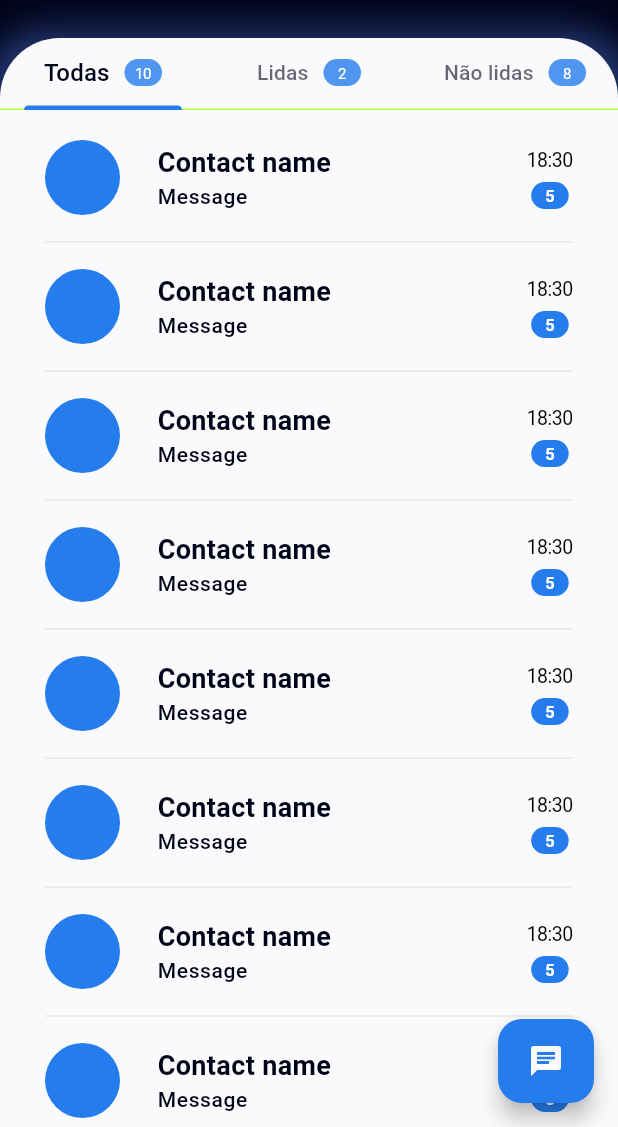
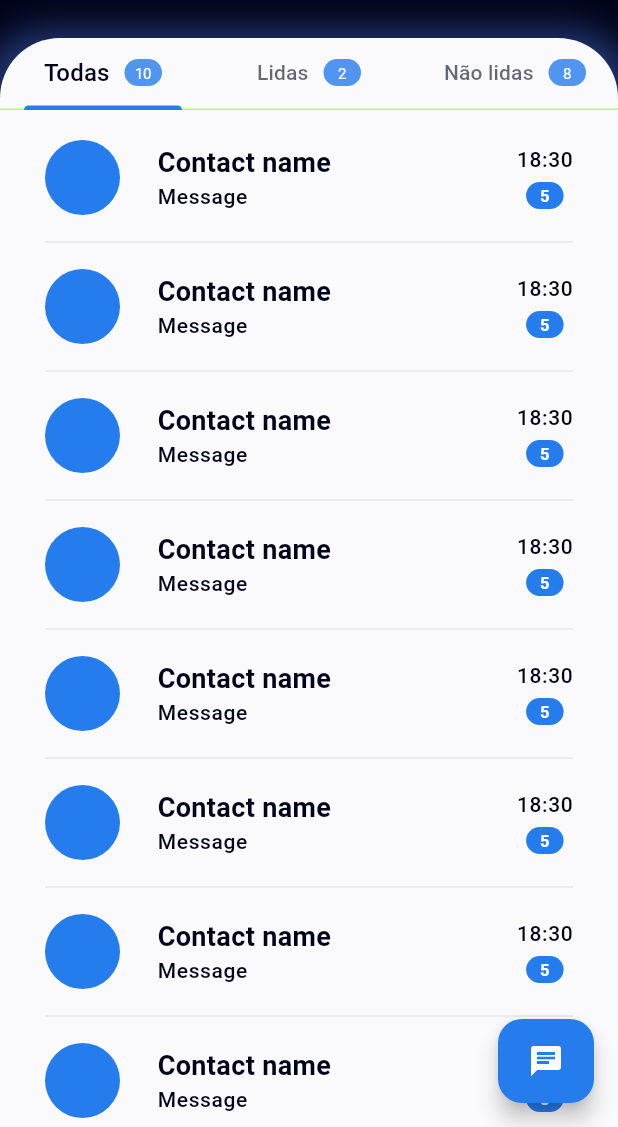
Before and after one commit to G-Luz/new_zap, a Flutter app: the HomePage screen opened by its route, on a phone screen of 412 x 824 dp, the part 109-1236 px from its top. Run offline on Flutter 3.47's test engine with Material 3 defaults, Android fonts, the phone set to English and light mode, and no system bars; our stand-ins replace cloud_firestore, dio, firebase_auth, firebase_core, firebase_storage, flutter_mobx and 6 more; missing offline and left inert: image_downloader; accounts and stored records are empty; generated files the repository leaves out were written again; project files that could hold a hidden picture were left out.

Commit message:
feat: finish theme

```diff
--- a/lib/modules/contacts/widgets/contact_item.dart
+++ b/lib/modules/contacts/widgets/contact_item.dart
@@ -3,7 +3,6 @@ import 'package:new_zap/constants/app_colors.dart';
 import 'package:new_zap/constants/app_images.dart';
 import 'package:new_zap/models/user/user.dart';
 import 'package:new_zap/modules/contacts/controller/contacts_controller.dart';
-import 'package:new_zap/widgets/app_text.dart';
 import 'package:new_zap/widgets/toast.dart';
 
 class ContactItem extends StatelessWidget {
--- a/lib/modules/home/controller/home_controller.dart
+++ b/lib/modules/home/controller/home_controller.dart
@@ -1,7 +1,6 @@
 import 'package:flutter_modular/flutter_modular.dart';
 import 'package:mobx/mobx.dart';
 import 'package:new_zap/repositories/current_user/current_user_controller.dart';
-import 'package:new_zap/repositories/theme/app_theme_controller.dart';
 
 part 'home_controller.g.dart';
 
--- a/lib/modules/home/home_page.dart
+++ b/lib/modules/home/home_page.dart
@@ -1,6 +1,5 @@
 import 'package:firebase_auth/firebase_auth.dart';
 import 'package:flutter/material.dart';
-import 'package:flutter_mobx/flutter_mobx.dart';
 import 'package:flutter_modular/flutter_modular.dart';
 import 'package:new_zap/constants/app_collection.dart';
 import 'package:new_zap/constants/app_colors.dart';
@@ -8,7 +7,6 @@ import 'package:new_zap/constants/routes.dart';
 import 'package:new_zap/modules/home/controller/home_controller.dart';
 import 'package:new_zap/modules/home/widgets/app_message_item.dart';
 import 'package:new_zap/modules/home/widgets/app_tab.dart';
-import 'package:new_zap/widgets/app_text.dart';
 
 class HomePage extends StatefulWidget {
   const HomePage({Key? key}) : super(key: key);
--- a/lib/modules/home/widgets/app_message_item.dart
+++ b/lib/modules/home/widgets/app_message_item.dart
@@ -1,5 +1,4 @@
 import 'package:flutter/material.dart';
-import 'package:new_zap/constants/app_colors.dart';
 import 'package:new_zap/widgets/app_text.dart';
 
 class AppMessageItem extends StatelessWidget {
@@ -48,10 +47,9 @@ class AppMessageItem extends StatelessWidget {
           Column(
             crossAxisAlignment: CrossAxisAlignment.center,
             children: [
-              AppText(
-                text: '18:30',
-                fontColor: Colors.black,
-                fontSize: 13,
+              Text(
+                '18:30',
+                style: Theme.of(context).textTheme.bodySmall,
               ),
               const SizedBox(height: 5),
               Container(
--- a/lib/modules/home/widgets/app_tab.dart
+++ b/lib/modules/home/widgets/app_tab.dart
@@ -1,5 +1,4 @@
 import 'package:flutter/material.dart';
-import 'package:new_zap/constants/app_colors.dart';
 import 'package:new_zap/widgets/app_text.dart';
 
 class AppTab extends StatelessWidget {
```
